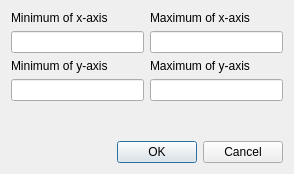
Above: cogstat/ui/xylims.ui from cogstat/cogstat before the change. Below: the same form after it.
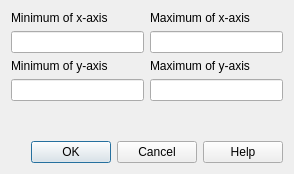
That is the form after the change.

Commit message: Add Help buttons to dialogs

Diff of the .ui file:
```diff
--- a/cogstat/ui/xylims.ui
+++ b/cogstat/ui/xylims.ui
@@ -51,7 +51,7 @@
       <enum>Qt::Horizontal</enum>
      </property>
      <property name="standardButtons">
-      <set>QDialogButtonBox::Cancel|QDialogButtonBox::Ok</set>
+      <set>QDialogButtonBox::Cancel|QDialogButtonBox::Help|QDialogButtonBox::Ok</set>
      </property>
     </widget>
    </item>
```
The commit also changes 40 other files.
